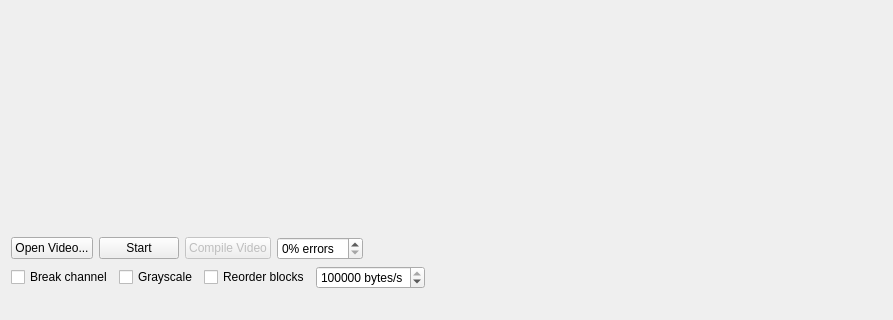
The window that Corrupt/mainwindow.ui (snikulov/vidstream) describes before a commit, drawn with Qt 5; both pictures show x 0 to 893 and y 203 to 523 of the 893 by 523 pixel window.
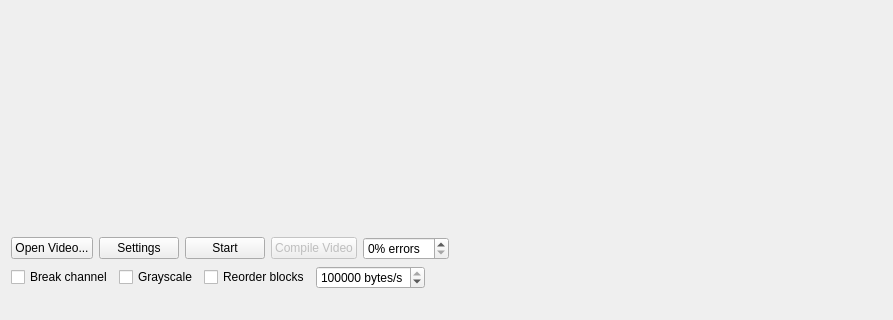
The same window after the commit.

Commit message: restored settings dialog

Diff of the .ui file:
```diff
--- a/Corrupt/mainwindow.ui
+++ b/Corrupt/mainwindow.ui
@@ -39,7 +39,7 @@
      </layout>
     </item>
     <item>
-     <layout class="QHBoxLayout" name="horizontalLayout_2" stretch="0,0,0,0,0">
+     <layout class="QHBoxLayout" name="horizontalLayout_2" stretch="0,0,0,0,0,0">
       <property name="topMargin">
        <number>9</number>
       </property>
@@ -50,6 +50,13 @@
         </property>
        </widget>
       </item>
+      <item>
+       <widget class="QPushButton" name="settingsButton">
+        <property name="text">
+         <string>Settings</string>
+        </property>
+       </widget>
+      </item>
       <item>
        <widget class="QPushButton" name="startButton">
         <property name="text">
```
The commit also changes 7 other files.
